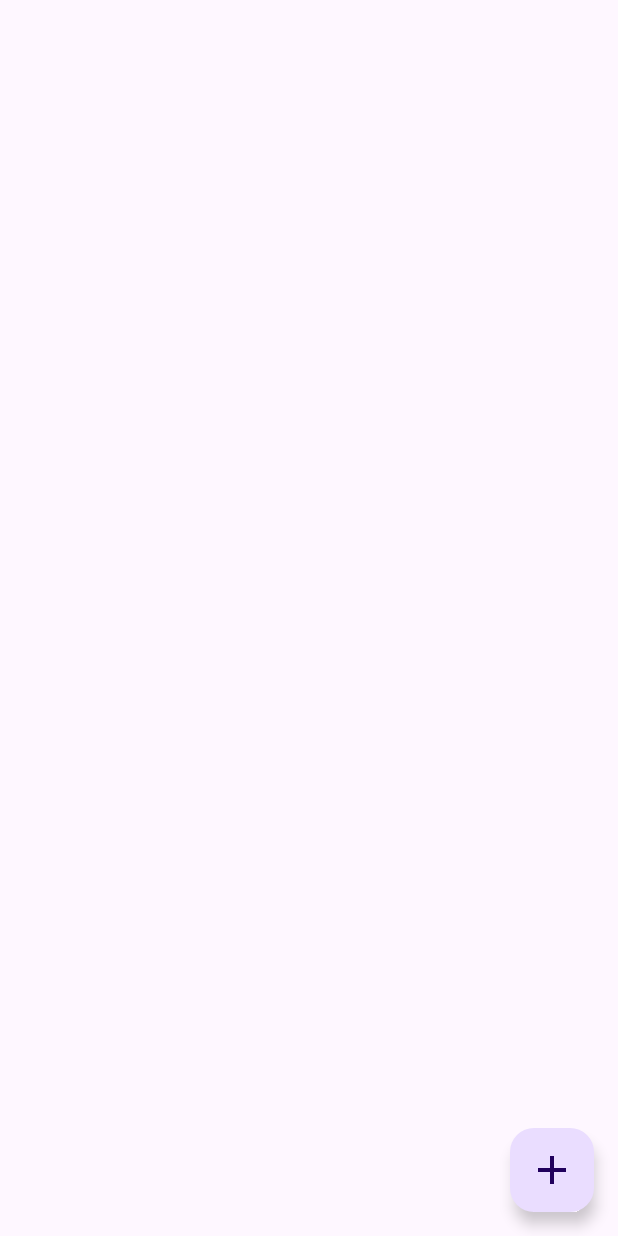
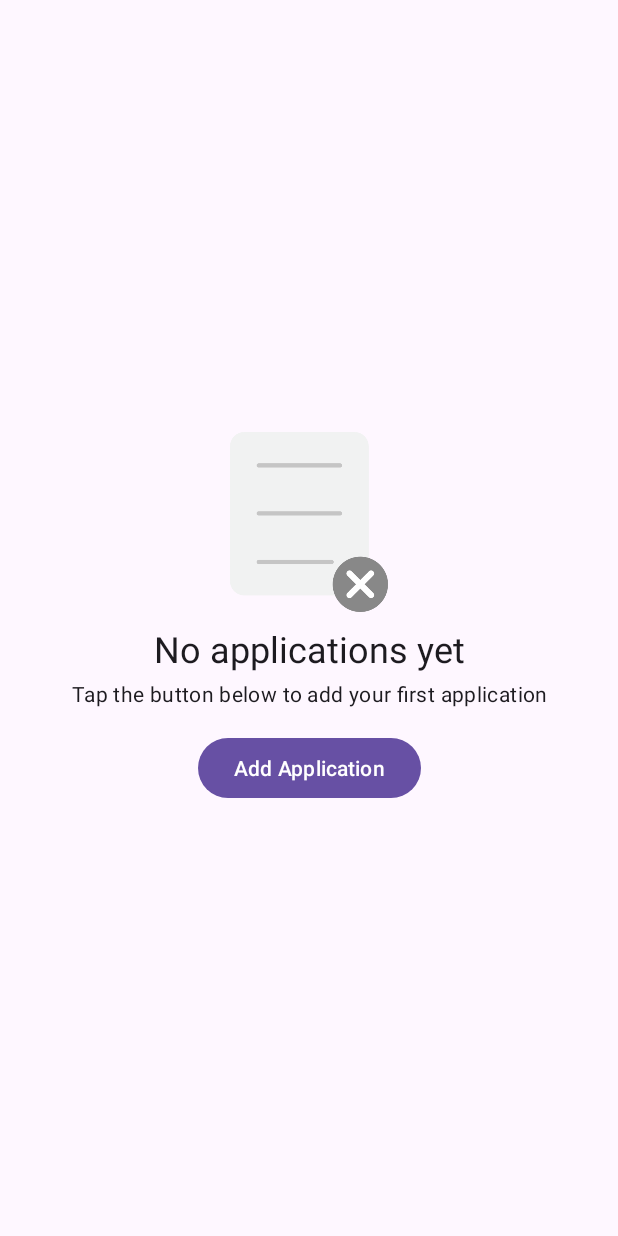
Before and after one commit to igor96SS/jobtracker, an Android app: the screen it shows after launch (MainActivity), on a phone screen of 412 x 824 dp. Run offline under Robolectric (Android 15) with nearby library versions, the phone set to English and light mode, and no system bars; our stand-ins replace Room's generated code.

Commit message:
empty list ui and new button click

```diff
--- a/app/src/main/java/pt/iscode/gestorcandidaturas/activities/MainActivity.kt
+++ b/app/src/main/java/pt/iscode/gestorcandidaturas/activities/MainActivity.kt
@@ -2,11 +2,11 @@ package pt.iscode.gestorcandidaturas.activities
 
 import android.content.Intent
 import android.os.Bundle
+import android.view.View
 import androidx.activity.enableEdgeToEdge
 import androidx.appcompat.app.AppCompatActivity
 import androidx.core.view.ViewCompat
 import androidx.core.view.WindowInsetsCompat
-import androidx.lifecycle.ViewModel
 import androidx.lifecycle.ViewModelProvider
 import androidx.recyclerview.widget.LinearLayoutManager
 import pt.iscode.gestorcandidaturas.AppDatabase
@@ -54,15 +54,31 @@ class MainActivity : AppCompatActivity(), OnApplicationItemClickListener {
 
         viewModel.applications.observe(this) { list ->
             adapter.submitList(list)
+            updateUI(list.isEmpty())
         }
 
         viewModel.loadAllData()
 
-        binding.mainFloatBTN.setOnClickListener {
-
+        binding.addApplicationButton.setOnClickListener {
             startActivity(Intent(this, AddApplicationActivity::class.java))
         }
 
+        binding.mainFloatBTN.setOnClickListener {
+            startActivity(Intent(this, AddApplicationActivity::class.java))
+        }
+
+    }
+
+    private fun updateUI(isEmpty: Boolean){
+        if (isEmpty){
+            binding.mainFloatBTN.visibility = View.GONE
+            binding.applicationsListRecyclerView.visibility = View.GONE
+            binding.centerContainer.visibility = View.VISIBLE
+        }else{
+            binding.mainFloatBTN.visibility = View.VISIBLE
+            binding.applicationsListRecyclerView.visibility = View.VISIBLE
+            binding.centerContainer.visibility = View.GONE
+        }
     }
 
     //Update recyclerView after changes
--- a/app/src/main/res/layout/activity_main.xml
+++ b/app/src/main/res/layout/activity_main.xml
@@ -7,12 +7,72 @@
     android:layout_height="match_parent"
     tools:context=".activities.MainActivity">
 
+
+    <androidx.constraintlayout.widget.ConstraintLayout
+        android:id="@+id/centerContainer"
+        android:layout_width="wrap_content"
+        android:layout_height="wrap_content"
+        app:layout_constraintTop_toTopOf="parent"
+        app:layout_constraintBottom_toBottomOf="parent"
+        app:layout_constraintStart_toStartOf="parent"
+        app:layout_constraintEnd_toEndOf="parent">
+
+        <ImageView
+            android:id="@+id/emptyStateImage"
+            android:layout_width="120dp"
+            android:layout_height="120dp"
+            android:layout_marginBottom="16dp"
+            android:src="@drawable/empty_list"
+            app:layout_constraintTop_toTopOf="parent"
+            app:layout_constraintStart_toStartOf="parent"
+            app:layout_constraintEnd_toEndOf="parent" />
+
+        <TextView
+            android:id="@+id/emptyListTextView"
+            android:layout_width="wrap_content"
+            android:layout_height="wrap_content"
+            android:layout_marginTop="8dp"
+            android:text="No applications yet"
+            android:textAppearance="?attr/textAppearanceHeadlineSmall"
+            android:gravity="center"
+            app:layout_constraintTop_toBottomOf="@id/emptyStateImage"
+            app:layout_constraintStart_toStartOf="parent"
+            app:layout_constraintEnd_toEndOf="parent" />
+
+        <TextView
+            android:id="@+id/emptyListSubText"
+            android:layout_width="wrap_content"
+            android:layout_height="wrap_content"
+            android:layout_marginTop="4dp"
+            android:text="Tap the button below to add your first application"
+            android:textAppearance="?attr/textAppearanceBodyMedium"
+            android:textColor="?attr/colorOnBackground"
+            android:gravity="center"
+            app:layout_constraintTop_toBottomOf="@id/emptyListTextView"
+            app:layout_constraintStart_toStartOf="parent"
+            app:layout_constraintEnd_toEndOf="parent" />
+
+        <Button
+            android:id="@+id/addApplicationButton"
+            android:layout_width="wrap_content"
+            android:layout_height="wrap_content"
+            android:layout_marginTop="16dp"
+            android:text="Add Application"
+            app:layout_constraintTop_toBottomOf="@id/emptyListSubText"
+            app:layout_constraintBottom_toBottomOf="parent"
+            app:layout_constraintStart_toStartOf="parent"
+            app:layout_constraintEnd_toEndOf="parent" />
+
+    </androidx.constraintlayout.widget.ConstraintLayout>
+
+
     <androidx.recyclerview.widget.RecyclerView
         android:id="@+id/applicationsListRecyclerView"
         android:layout_width="match_parent"
         android:layout_height="match_parent"
         android:clipToPadding="false"
         android:paddingBottom="80dp"
+        android:visibility="gone"
     />
 
     <com.google.android.material.floatingactionbutton.FloatingActionButton
@@ -26,6 +86,7 @@
         app:borderWidth="0dp"
         app:maxImageSize="32dp"
         app:layout_constraintBottom_toBottomOf="parent"
-        app:layout_constraintEnd_toEndOf="parent"/>
+        app:layout_constraintEnd_toEndOf="parent"
+        android:visibility="gone"/>
 
 </androidx.constraintlayout.widget.ConstraintLayout>
```
Also changed, not shown: app/src/main/res/drawable/empty_list.png (added).
